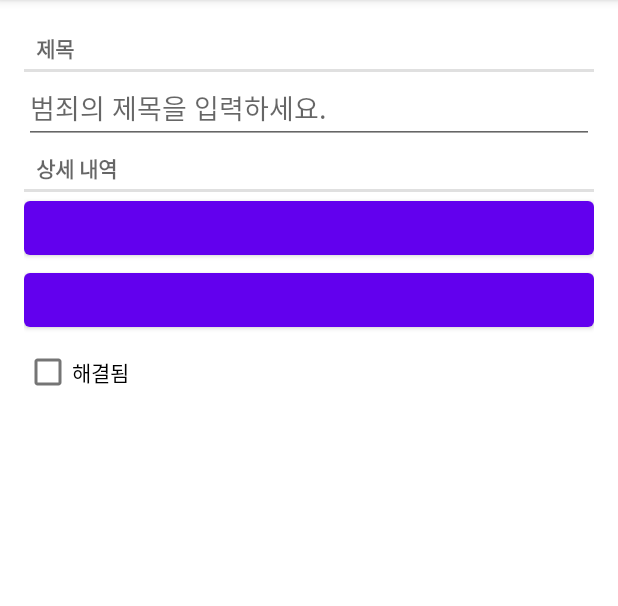
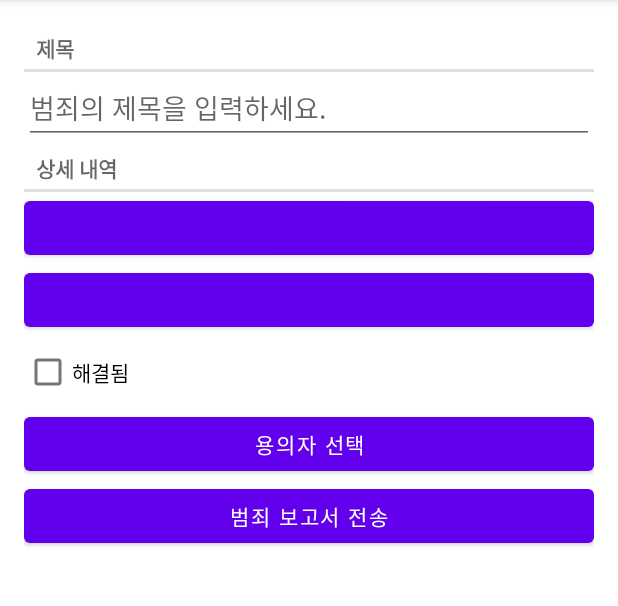
Before and after one commit to JINKOO/CriminalIntent, an Android app: the screen it shows after launch (MainActivity), after a tap on "범죄 데이터 생성", on a phone screen of 412 x 824 dp, the part 84-690 px from its top. Run offline under Robolectric (Android 15) with nearby library versions, the phone set to English and light mode, and no system bars; our stand-ins replace Room's generated code; 1 statement that could not run was skipped.

Commit message:
15장 암시적 인텐트(챌린지 해야함)

```diff
--- a/app/src/main/java/com/kjk/criminalintent/data/Crime.kt
+++ b/app/src/main/java/com/kjk/criminalintent/data/Crime.kt
@@ -14,6 +14,7 @@ data class Crime(
     @PrimaryKey val id: UUID = UUID.randomUUID(), // 범죄 고유 ID
     var title: String = "",  // 제목
     var date: Date = Date(), // 발생 일자
-    var isSolved: Boolean = false // 해결 여부
+    var isSolved: Boolean = false, // 해결 여부
+    var suspect: String = ""
 //    var requiresPolice: Boolean = false // 심각한 범죄여부
 )
--- a/app/src/main/java/com/kjk/criminalintent/data/CrimeRepository.kt
+++ b/app/src/main/java/com/kjk/criminalintent/data/CrimeRepository.kt
@@ -4,9 +4,9 @@ import android.content.Context
 import androidx.lifecycle.LiveData
 import androidx.room.Room
 import com.kjk.criminalintent.data.database.CrimeDataBase
+import com.kjk.criminalintent.data.database.migration_1_2
 import java.lang.IllegalStateException
 import java.util.*
-import java.util.concurrent.Executor
 import java.util.concurrent.Executors
 
 // Repository Pattern
@@ -24,7 +24,9 @@ class CrimeRepository private constructor(context: Context) {
         context.applicationContext,
         CrimeDataBase::class.java,
         DATABASE_NAME
-    ).build()
+    )//.build()
+        .addMigrations(migration_1_2) // CrimeEntity Model계층에서 suspect 칼럼 값 추가로, Room에 새 버전의 데이터베이스를 생성하기 위해.
+        .build()
 
     private val crimeDao = database.crimeDAO()
     // LiveData를 반환하는 Dao함수들은 Room이 백그라운드 스레드에서 자동 실행하고, 메인 스레드로 데이터를 전달하기 때문에 UI를 변경할 수 있다.
--- a/app/src/main/java/com/kjk/criminalintent/data/database/CrimeDataBase.kt
+++ b/app/src/main/java/com/kjk/criminalintent/data/database/CrimeDataBase.kt
@@ -3,11 +3,23 @@ package com.kjk.criminalintent.data.database
 import androidx.room.Database
 import androidx.room.RoomDatabase
 import androidx.room.TypeConverters
+import androidx.room.migration.Migration
+import androidx.sqlite.db.SupportSQLiteDatabase
 import com.kjk.criminalintent.data.Crime
 
 // 데이터베이스 클래스
-@Database(entities = [Crime::class], version = 1)
+@Database(entities = [Crime::class], version = 2)
 @TypeConverters(CrimeTypeConverters::class)
 abstract class CrimeDataBase : RoomDatabase() {
     abstract fun crimeDAO(): CrimeDAO
 }
+
+// suspect 칼럼 속성이 추가되었기 때문에, Room이 새 버전의 데이터베이스를 Migration해야한다
+// 생성된 Migration객체는 데이터베이스를 생성할 때, Room에 제공해야한다.
+val migration_1_2 = object : Migration(1, 2) {
+    override fun migrate(database: SupportSQLiteDatabase) {
+        database.execSQL(
+            "ALTER TABLE Crime ADD COLUMN suspect TEXT NOT NULL DEFAULT ''"
+        )
+    }
+}
--- a/app/src/main/java/com/kjk/criminalintent/extension/Date/DateExtension.kt
+++ b/app/src/main/java/com/kjk/criminalintent/extension/Date/DateExtension.kt
@@ -7,6 +7,7 @@ import java.time.format.DateTimeFormatter
 import java.util.*
 
 const val FORMAT_LONG = "EEEE, dd, MMMM, yyyy"
+const val FORTMAT_LONGLONG = "yyyy년 M월 d일 H시 m분, E요일"
 
 fun Date.dateFormatLong(): String {
     val formatter = SimpleDateFormat(FORMAT_LONG, Locale.ENGLISH)
--- a/app/src/main/res/layout/fragment_crime.xml
+++ b/app/src/main/res/layout/fragment_crime.xml
@@ -44,4 +44,16 @@
         android:layout_height="wrap_content"
         android:text="@string/crime_solved_label"/>
 
+    <Button
+        android:id="@+id/select_suspect_button"
+        android:layout_width="match_parent"
+        android:layout_height="wrap_content"
+        android:text="@string/select_suspect"/>
+
+    <Button
+        android:id="@+id/send_criminal_report_button"
+        android:layout_width="match_parent"
+        android:layout_height="wrap_content"
+        android:text="@string/send_criminal_report"/>
+
 </LinearLayout>
--- a/app/src/main/res/values/strings.xml
+++ b/app/src/main/res/values/strings.xml
@@ -7,6 +7,17 @@
     <string name="crime_detail_label">상세 내역</string>
     <string name="crime_solved_label">해결됨</string>
     <string name="crime_data_delete">삭제</string>
+    <string name="select_suspect">용의자 선택</string>
+    <string name="send_criminal_report">범죄 보고서 전송</string>
+    <string name="crime_report">%1$s!
+        이 범죄가 발견된 날짜는 %2$s. %3$s, 그리고 %4$s
+    </string>
+    <string name="crime_report_solved">이 건은 해결되었음</string>
+    <string name="crime_report_unsolved">이 건은 미해결임</string>
+    <string name="crime_report_no_suspect">용의자가 없음</string>
+    <string name="crime_report_suspect">용의자는 %s</string>
+    <string name="crime_report_subject">CriminalIntent 범죄 보고서</string>
+    <string name="send_report">범죄 보고서 전송</string>
 
     <!-- CrimeListFragment -->
     <string name="require_police">경찰 협조</string>
```
Also changed, not shown: app/src/main/java/com/kjk/criminalintent/view/CrimeFragment.kt (+92 -5 lines).
